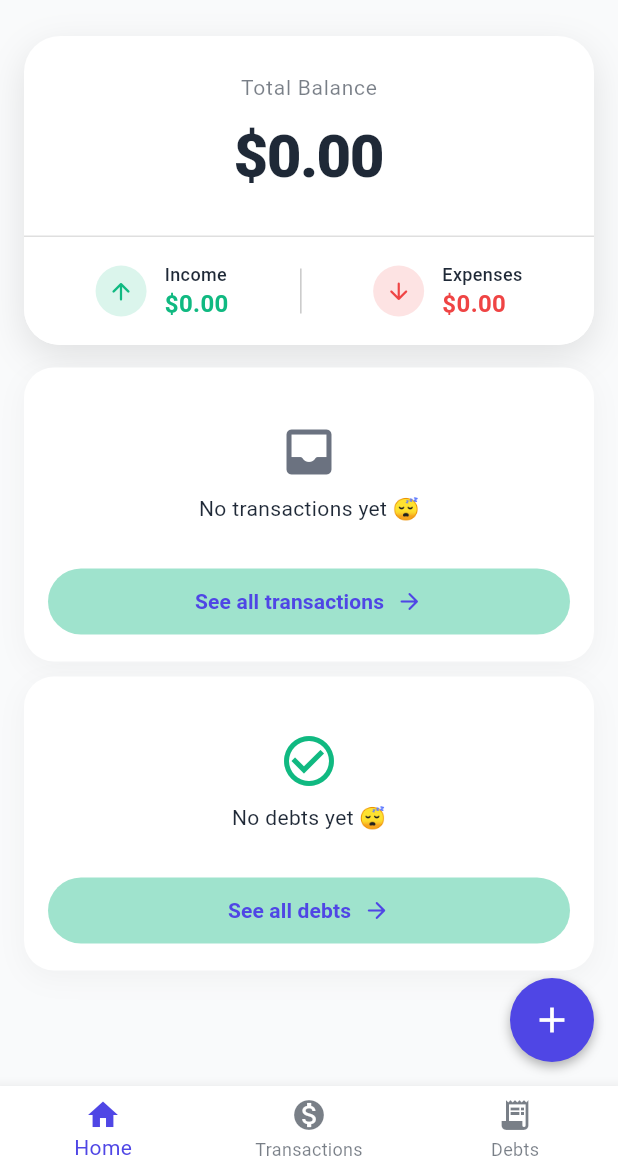
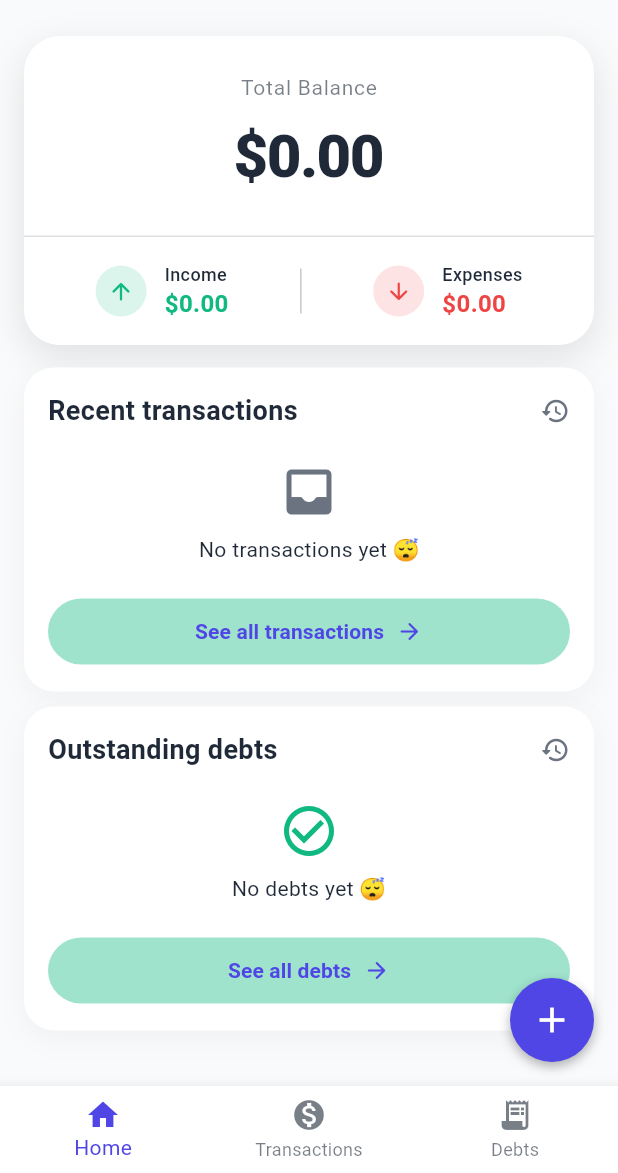
Before and after one commit to Visac95/money_move, a Flutter app: the screen it shows after launch, on a phone screen of 412 x 824 dp, the part 63-1236 px from its top. Run offline on Flutter 3.47's test engine with Material 3 defaults, Android fonts, the phone set to English and light mode, and no system bars; our stand-ins replace google_generative_ai, sqflite; accounts and stored records are empty.

Commit message:
arreglando ultimas transacciones y deudas

```diff
--- a/lib/l10n/app_en.arb
+++ b/lib/l10n/app_en.arb
@@ -72,5 +72,7 @@
     "quienMeDebeText": "Who owes me?",
     "totalBalanceText": "Total Balance",
     "incomesText": "Income",
-    "expencesText": "Expenses"
+    "expencesText": "Expenses",
+    "lastTransactionsText": "Recent transactions",
+    "lastDeudasText": "Outstanding debts"
 }
--- a/lib/l10n/app_es.arb
+++ b/lib/l10n/app_es.arb
@@ -72,5 +72,7 @@
     "quienMeDebeText": "¿Quien me debe?",
     "totalBalanceText": "Balance total",
     "incomesText": "Ingresos",
-    "expencesText": "Gastos"
+    "expencesText": "Gastos",
+    "lastTransactionsText": "Ultimos movimientos",
+    "lastDeudasText": "Deudas pendientes"
 }
--- a/lib/l10n/app_localizations.dart
+++ b/lib/l10n/app_localizations.dart
@@ -535,6 +535,18 @@ abstract class AppLocalizations {
   /// In en, this message translates to:
   /// **'Expenses'**
   String get expencesText;
+
+  /// No description provided for @lastTransactionsText.
+  ///
+  /// In en, this message translates to:
+  /// **'Recent transactions'**
+  String get lastTransactionsText;
+
+  /// No description provided for @lastDeudasText.
+  ///
+  /// In en, this message translates to:
+  /// **'Outstanding debts'**
+  String get lastDeudasText;
 }
 
 class _AppLocalizationsDelegate
--- a/lib/l10n/app_localizations_en.dart
+++ b/lib/l10n/app_localizations_en.dart
@@ -229,4 +229,10 @@ class AppLocalizationsEn extends AppLocalizations {
 
   @override
   String get expencesText => 'Expenses';
+
+  @override
+  String get lastTransactionsText => 'Recent transactions';
+
+  @override
+  String get lastDeudasText => 'Outstanding debts';
 }
--- a/lib/l10n/app_localizations_es.dart
+++ b/lib/l10n/app_localizations_es.dart
@@ -229,4 +229,10 @@ class AppLocalizationsEs extends AppLocalizations {
 
   @override
   String get expencesText => 'Gastos';
+
+  @override
+  String get lastTransactionsText => 'Ultimos movimientos';
+
+  @override
+  String get lastDeudasText => 'Deudas pendientes';
 }
--- a/lib/widgets/transaction_form.dart
+++ b/lib/widgets/transaction_form.dart
@@ -123,8 +123,8 @@ class TransactionForm extends StatelessWidget {
               ),
               child: Row(
                 children: [
-                  _buildToggleOption(context, strings.incomeText, true, activeColor),
-                  _buildToggleOption(context, strings.expenseText, false, activeColor),
+                  _buildToggleOption(context, strings.expencesText, true, activeColor),
+                  _buildToggleOption(context, strings.incomeText, false, activeColor),
                 ],
               ),
             ),
--- a/lib/widgets/ultimas_deudas.dart
+++ b/lib/widgets/ultimas_deudas.dart
@@ -33,6 +33,8 @@ class _UltimasDeudasState extends State<UltimasDeudas> {
     final colorScheme = theme.colorScheme;
     final isDark = theme.brightness == Brightness.dark;
 
+    final strings = AppLocalizations.of(context)!;
+
     return Container(
       margin: const EdgeInsets.symmetric(horizontal: 16, vertical: 5),
       padding: const EdgeInsets.all(16),
@@ -53,6 +55,31 @@ class _UltimasDeudasState extends State<UltimasDeudas> {
       ),
       child: Column(
         children: [
+          Padding(
+            padding: const EdgeInsets.only(
+              bottom: 1,
+            ), // Espacio abajo del título
+            child: Row(
+              mainAxisAlignment:
+                  MainAxisAlignment.spaceBetween, // Separa texto e icono
+              children: [
+                Text(
+                  strings.lastDeudasText,
+                  style: TextStyle(
+                    fontSize: 18,
+                    fontWeight: FontWeight.bold, // Negrita para jerarquía
+                    color: colorScheme
+                        .onSurface, // Color principal (no gris claro)
+                  ),
+                ),
+                Icon(
+                  Icons.history_rounded,
+                  color: colorScheme.outline, // Icono sutil
+                  size: 20,
+                ),
+              ],
+            ),
+          ),
           lista.isEmpty
               ? Padding(
                   padding: const EdgeInsets.all(20.0),
@@ -162,7 +189,7 @@ class _UltimasDeudasState extends State<UltimasDeudas> {
                   },
                 ),
 
-          const SizedBox(height: 8),
+          const SizedBox(height: 1),
 
           // 4. BOTÓN VER TODAS
           SizedBox(
--- a/lib/widgets/ultimas_transacciones.dart
+++ b/lib/widgets/ultimas_transacciones.dart
@@ -14,7 +14,6 @@ class UltimasTransacciones extends StatefulWidget {
 }
 
 class _UltimasTransaccionesState extends State<UltimasTransacciones> {
-
   // Función auxiliar para la fecha (Día/Mes/Año)
   String _formatDate(DateTime date) {
     String day = date.day.toString().padLeft(2, '0');
@@ -28,10 +27,10 @@ class _UltimasTransaccionesState extends State<UltimasTransacciones> {
     final provider = Provider.of<TransactionProvider>(context);
     final lista = provider.transactions;
 
-    // Accedemos al tema actual
-    final theme = Theme.of(context);
-    final colorScheme = theme.colorScheme;
-    final isDark = theme.brightness == Brightness.dark;
+    final colorScheme = Theme.of(context).colorScheme;
+    final isDark = Theme.of(context).brightness == Brightness.dark;
+
+    final strings = AppLocalizations.of(context)!;
 
     return Container(
       margin: const EdgeInsets.symmetric(horizontal: 16, vertical: 5),
@@ -53,15 +52,46 @@ class _UltimasTransaccionesState extends State<UltimasTransacciones> {
       ),
       child: Column(
         children: [
+          // Opción 1: Título a la izquierda con ícono de historial
+          Padding(
+            padding: const EdgeInsets.only(
+              bottom: 1,
+            ), // Espacio abajo del título
+            child: Row(
+              mainAxisAlignment:
+                  MainAxisAlignment.spaceBetween, // Separa texto e icono
+              children: [
+                Text(
+                  strings.lastTransactionsText,
+                  style: TextStyle(
+                    fontSize: 18,
+                    fontWeight: FontWeight.bold, // Negrita para jerarquía
+                    color: colorScheme
+                        .onSurface, // Color principal (no gris claro)
+                  ),
+                ),
+                Icon(
+                  Icons.history_rounded,
+                  color: colorScheme.outline, // Icono sutil
+                  size: 20,
+                ),
+              ],
+            ),
+          ),
+
           lista.isEmpty
               ? Padding(
                   padding: const EdgeInsets.all(20.0),
                   child: Column(
                     children: [
-                      Icon(Icons.inbox_rounded, size: 40, color: colorScheme.outline),
+                      Icon(
+                        Icons.inbox_rounded,
+                        size: 40,
+                        color: colorScheme.outline,
+                      ),
                       const SizedBox(height: 8),
                       Text(
-                        AppLocalizations.of(context)!.noTransactionsYet,
+                        strings!.noTransactionsYet,
                         style: TextStyle(color: colorScheme.onSurfaceVariant),
                       ),
                     ],
@@ -73,9 +103,9 @@ class _UltimasTransaccionesState extends State<UltimasTransacciones> {
                   itemCount: lista.length > 2 ? 2 : lista.length,
                   // Divider sutil en lugar de espacio vacío
                   separatorBuilder: (_, __) => Divider(
-                    height: 16,
+                    height: 1,
                     thickness: 0.5,
-                    color: Colors.transparent
+                    color: Colors.transparent,
                   ),
                   itemBuilder: (context, index) {
                     final transaction = lista[index];
@@ -91,7 +121,9 @@ class _UltimasTransaccionesState extends State<UltimasTransacciones> {
                           borderRadius: BorderRadius.circular(12),
                         ),
                         child: Icon(
-                          AppConstants.getIconForCategory(transaction.categoria),
+                          AppConstants.getIconForCategory(
+                            transaction.categoria,
+                          ),
                           // Color del icono que contrasta con el fondo
                           color: colorScheme.onPrimaryContainer,
                           size: 22,
@@ -132,12 +164,14 @@ class _UltimasTransaccionesState extends State<UltimasTransacciones> {
 
                             // B. Separador (Puntito)
                             Padding(
-                              padding: const EdgeInsets.symmetric(horizontal: 6.0),
+                              padding: const EdgeInsets.symmetric(
+                                horizontal: 6.0,
+                              ),
                               child: Icon(
                                 Icons.circle,
                                 size: 4,
                                 // Color gris suave adaptable
-                                color: colorScheme.outline
+                                color: colorScheme.outline,
                               ),
                             ),
 
@@ -145,7 +179,7 @@ class _UltimasTransaccionesState extends State<UltimasTransacciones> {
                             Icon(
                               Icons.calendar_today_rounded,
                               size: 12,
-                              color: colorScheme.onSurfaceVariant
+                              color: colorScheme.onSurfaceVariant,
                             ),
                             const SizedBox(width: 4),
                             Text(
@@ -164,17 +198,21 @@ class _UltimasTransaccionesState extends State<UltimasTransacciones> {
                   },
                 ),
 
-          const SizedBox(height: 8),
+          const SizedBox(height: 1),
 
           // 4. BOTÓN VER TODAS
           SizedBox(
             width: double.infinity,
             child: TextButton(
-              onPressed: () =>
-                  Provider.of<UiProvider>(context, listen: false).selectedIndex = 1,
+              onPressed: () => Provider.of<UiProvider>(
+                context,
+                listen: false,
+              ).selectedIndex = 1,
               style: TextButton.styleFrom(
                 // Fondo tonal (se ve bien en ambos modos)
-                backgroundColor: colorScheme.secondaryContainer.withOpacity(0.4),
+                backgroundColor: colorScheme.secondaryContainer.withOpacity(
+                  0.4,
+                ),
                 // Texto color primario
                 foregroundColor: colorScheme.primary,
                 padding: const EdgeInsets.symmetric(vertical: 12),
@@ -182,7 +220,7 @@ class _UltimasTransaccionesState extends State<UltimasTransacciones> {
                   borderRadius: BorderRadius.circular(30),
                 ),
               ),
-              child:  Row(
+              child: Row(
                 mainAxisAlignment: MainAxisAlignment.center,
                 children: [
                   Text(
```
